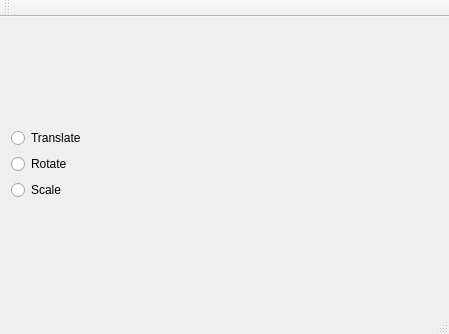
First picture: the form in qnod3d/mainwindow.ui, repository alesegdia/qnod3d, before the edit.
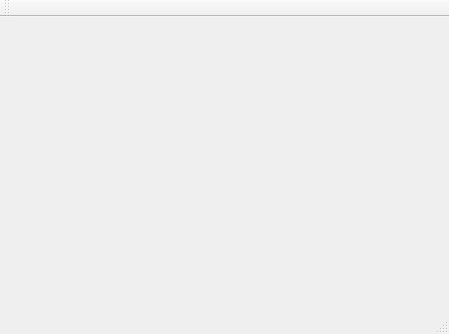
Second picture: the form after the edit.

Commit message: removing window controls to select tool; now using mouse buttons only to transform

```diff
--- a/qnod3d/mainwindow.ui
+++ b/qnod3d/mainwindow.ui
@@ -24,29 +24,7 @@
     <item row="0" column="0">
      <layout class="QHBoxLayout" name="horizontalLayout">
       <item>
-       <layout class="QVBoxLayout" name="toolboxcontainer">
-        <item>
-         <widget class="QRadioButton" name="radio_scn_trns">
-          <property name="text">
-           <string>Translate</string>
-          </property>
-         </widget>
-        </item>
-        <item>
-         <widget class="QRadioButton" name="radio_scn_rotate">
-          <property name="text">
-           <string>Rotate</string>
-          </property>
-         </widget>
-        </item>
-        <item>
-         <widget class="QRadioButton" name="radio_scn_scale">
-          <property name="text">
-           <string>Scale</string>
-          </property>
-         </widget>
-        </item>
-       </layout>
+       <layout class="QVBoxLayout" name="toolboxcontainer"/>
       </item>
       <item>
        <layout class="QGridLayout" name="qglcontainer"/>
```
The commit also changes 2 other files.
